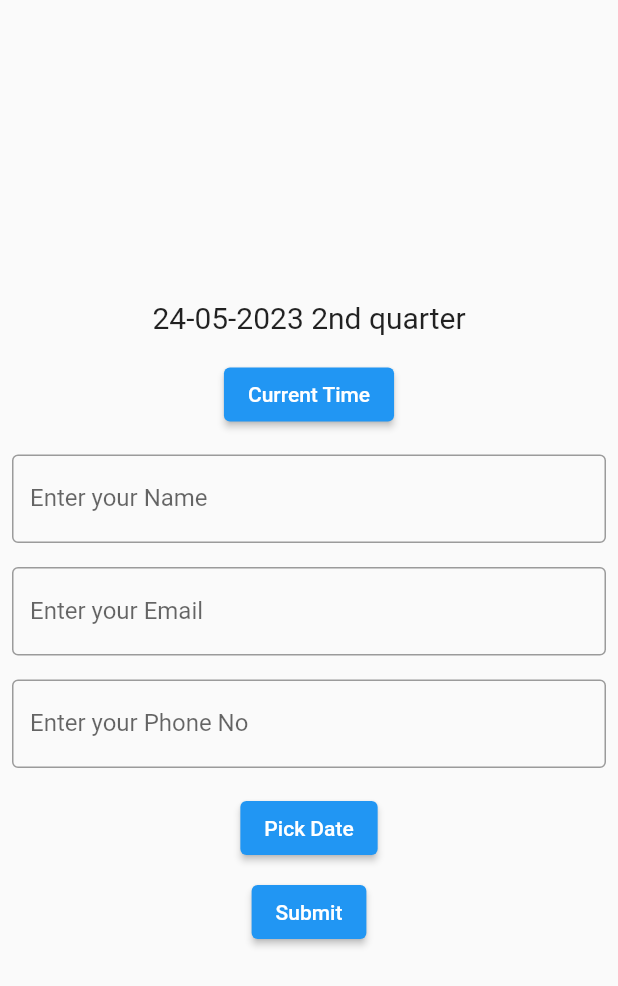
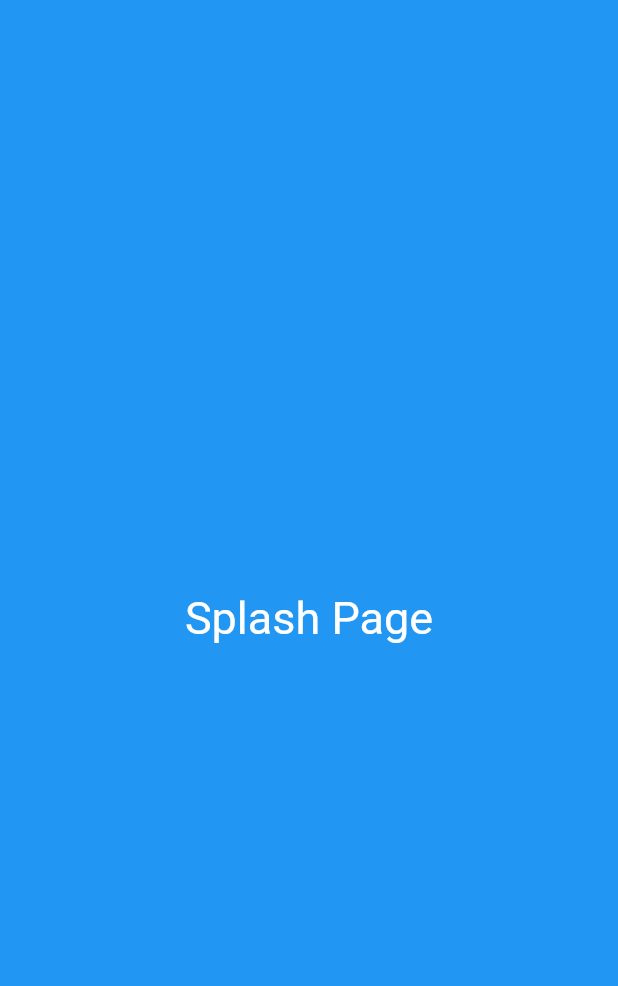
Before and after one commit to Ashok-Dewangan/firstApp, a Flutter app: the first screen one second after launch, on a phone screen of 412 x 824 dp. Shown: the top 986 px of the screen. Run offline on Flutter 3.47's test engine with Material 2 defaults, Android fonts, the phone set to English and light mode, and no system bars.

Commit message:
Splash screen

```diff
--- a/lib/main.dart
+++ b/lib/main.dart
@@ -1,12 +1,11 @@
 import 'package:flutter/material.dart';
+import 'package:flutter/rendering.dart';
+import 'package:flutter_app/splash_page.dart';
 import 'package:flutter_app/welcome_page.dart';
-import 'package:intl/intl.dart';
-import 'dart:async';
 void main() {
   runApp(MyApp());
 }
 class MyApp extends StatelessWidget {
-  // This widget is the root of your application.
   @override
   Widget build(BuildContext context) {
     return MaterialApp(
@@ -14,100 +13,37 @@ class MyApp extends StatelessWidget {
       theme: ThemeData(
         primarySwatch: Colors.blue,
       ),
-      home: Form(),
+      home: SplashPage(),
     );
   }
 }
-class Form extends StatefulWidget {
-  const Form({Key? key}) : super(key: key);
+
+class MyHomePage extends StatefulWidget {
   @override
-  _FormState createState() => _FormState();
+  State<MyHomePage> createState() => MyHomeState();
 }
-class _FormState extends State<Form> {
-  TextEditingController _name = TextEditingController();
-  TextEditingController _email = TextEditingController();
-  TextEditingController _phone = TextEditingController();
 
-  var time = DateTime.now();
+class MyHomeState extends State<MyHomePage>{
+
   @override
   Widget build(BuildContext context) {
-    return  Scaffold(
-      body: Center(
-        child: Column(
-          mainAxisAlignment: MainAxisAlignment.center,
-          children: [
-            Padding(
-              padding: const EdgeInsets.all(8.0),
-              child: Text('${DateFormat('d-MM-y QQQQ').format(time)}',style: TextStyle(fontSize: 20),),
-            ),
-
-            Padding(
-              padding: const EdgeInsets.all(8.0),
-              child: ElevatedButton(onPressed: (){
-                setState(() {
-                  time = DateTime.now();
-                });
-              }, child: Text('Current Time')),
-            ),
-            Padding(
-              padding: const EdgeInsets.all(8.0),
-              child: TextField(
-                controller: _name,
-                decoration: InputDecoration(
-                    border: OutlineInputBorder(),
-                    labelText: 'Enter your Name'
-                ),
-              ),
-            ),
-            Padding(
-              padding: const EdgeInsets.all(8.0),
-              child: TextField(
-                controller: _email,
-                decoration: InputDecoration(
-                    border: OutlineInputBorder(),
-                    labelText: 'Enter your Email'
-                ),
-              ),
-            ),
-            Padding(
-              padding: const EdgeInsets.all(8.0),
-              child: TextField(
-                controller: _phone,
-                decoration: InputDecoration(
-                    border: OutlineInputBorder(),
-                    labelText: 'Enter your Phone No'
-                ),
-              ),
-            ),
-            Padding(
-              padding: const EdgeInsets.all(8.0),
-              child: ElevatedButton(onPressed: () async{
-                final DateTime? datePicked = await showDatePicker(
-                    context: context,
-                    initialDate: DateTime.now(),
-                    firstDate: DateTime(2022),
-                    lastDate: DateTime(2024)
-                );
-
-                setState(() {
-                  time = datePicked!;
-                });
-
-              }, child: Text('Pick Date')),
-            ),
-            ElevatedButton(onPressed: (){
-              //welcomepage send data back to this screen
-              var result = Navigator.of(context).push(MaterialPageRoute(builder: (context)=>WelcomePage(name: _name.text,email: _email.text,phone: _phone.text,)));
-              result.then((value) {
-                print(value);
-                setState(() {
-                  _name.text = value['name'];
-                });
-              });
-            }, child: Text('Submit'))
-          ],
+    return Scaffold(
+appBar: AppBar(title: Text('Home Page')),
+      body: Container(
+        child: Center(
+          child: Column(
+            crossAxisAlignment: CrossAxisAlignment.start,
+            children: [
+              Text('Welcome Ashok'),
+              ElevatedButton(onPressed: (){
+                Navigator.push(context, MaterialPageRoute(builder: (context)=>WelcomePage()));
+              }, child: Text('Next')
+              )
+            ],
+          ),
         ),
       ),
     );
   }
+
 }
--- /dev/null
+++ b/lib/splash_page.dart
@@ -0,0 +1,29 @@
+import 'package:flutter/material.dart';
+import 'package:flutter_app/main.dart';
+
+class SplashPage extends StatefulWidget {
+  @override
+  State<SplashPage> createState() => _SplashPageState();
+}
+
+class _SplashPageState extends State<SplashPage> {
+  @override
+  void initState(){
+    super.initState();
+    Future.delayed(Duration(seconds: 5), (){
+      Navigator.pushReplacement(context, MaterialPageRoute(builder: (context)=>MyHomePage()));
+    });
+  }
+
+  @override
+  Widget build(BuildContext context) {
+    return Scaffold(
+      body: Container(
+        color: Colors.blue,
+        child: Center(
+            child: Text('Splash Page', style: TextStyle(fontSize: 30, color: Colors.white),)
+        ),
+      ),
+    );
+  }
+}
--- a/lib/welcome_page.dart
+++ b/lib/welcome_page.dart
@@ -1,9 +1,5 @@
 import 'package:flutter/material.dart';
 class WelcomePage extends StatelessWidget {
-  String name,email,phone;
-  //call back
-
-  WelcomePage({Key? key,required this.name,required this.email,required this.phone}) : super(key: key);
   @override
   Widget build(BuildContext context) {
     return Scaffold(
@@ -14,11 +10,9 @@ class WelcomePage extends StatelessWidget {
           child: Column(
             crossAxisAlignment: CrossAxisAlignment.start,
             children: [
-              Text('Name: $name'),
-              Text('Email: $email'),
-              Text('Phone: $phone'),
+              Text('Welcome Ashok'),
               ElevatedButton(onPressed: (){
-                Navigator.pop(context,{'name':'Rahul'});
+                Navigator.pop(context);
               }, child: Text('Back')
               )
             ],
```
